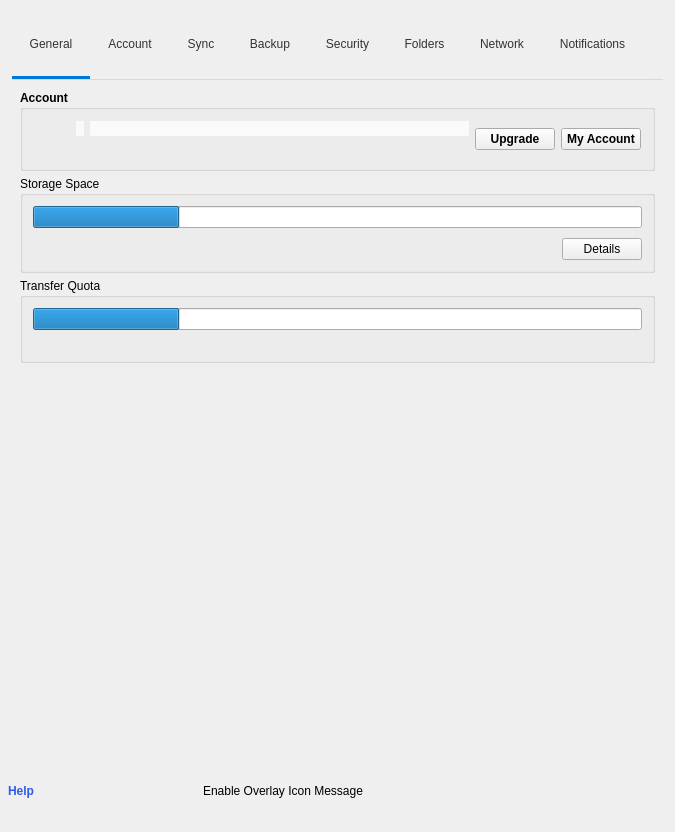
This is src/MEGASync/gui/linux/SettingsDialog.ui in meganz/MEGAsync as Qt 5 draws it before an edit. The edited form follows.
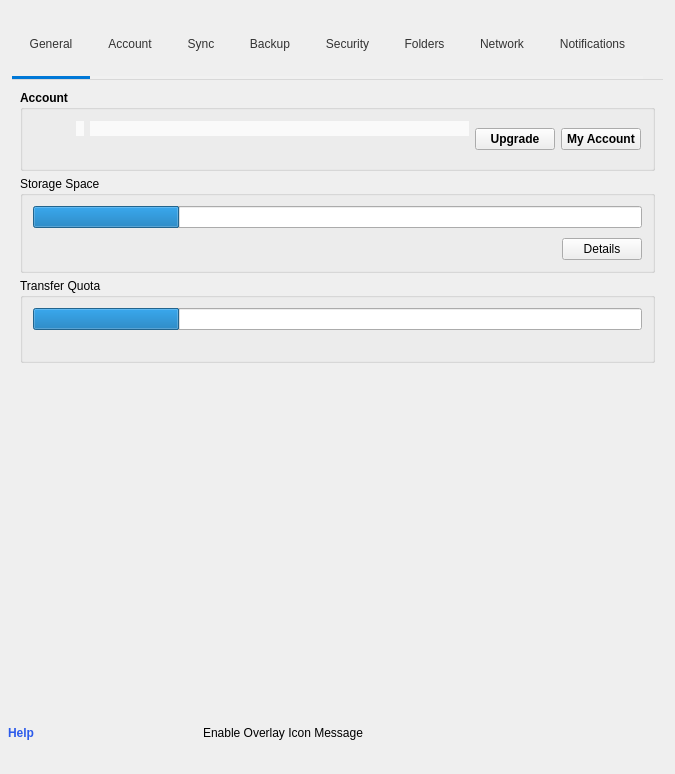
This is the edited form. Icons and pictures are not drawn. Custom widgets are drawn as their Qt base class.

The edit to the form file:
```diff
--- a/src/MEGASync/gui/linux/SettingsDialog.ui
+++ b/src/MEGASync/gui/linux/SettingsDialog.ui
@@ -7,7 +7,7 @@
     <x>0</x>
     <y>0</y>
     <width>675</width>
-    <height>832</height>
+    <height>684</height>
    </rect>
   </property>
   <property name="contextMenuPolicy">
```
